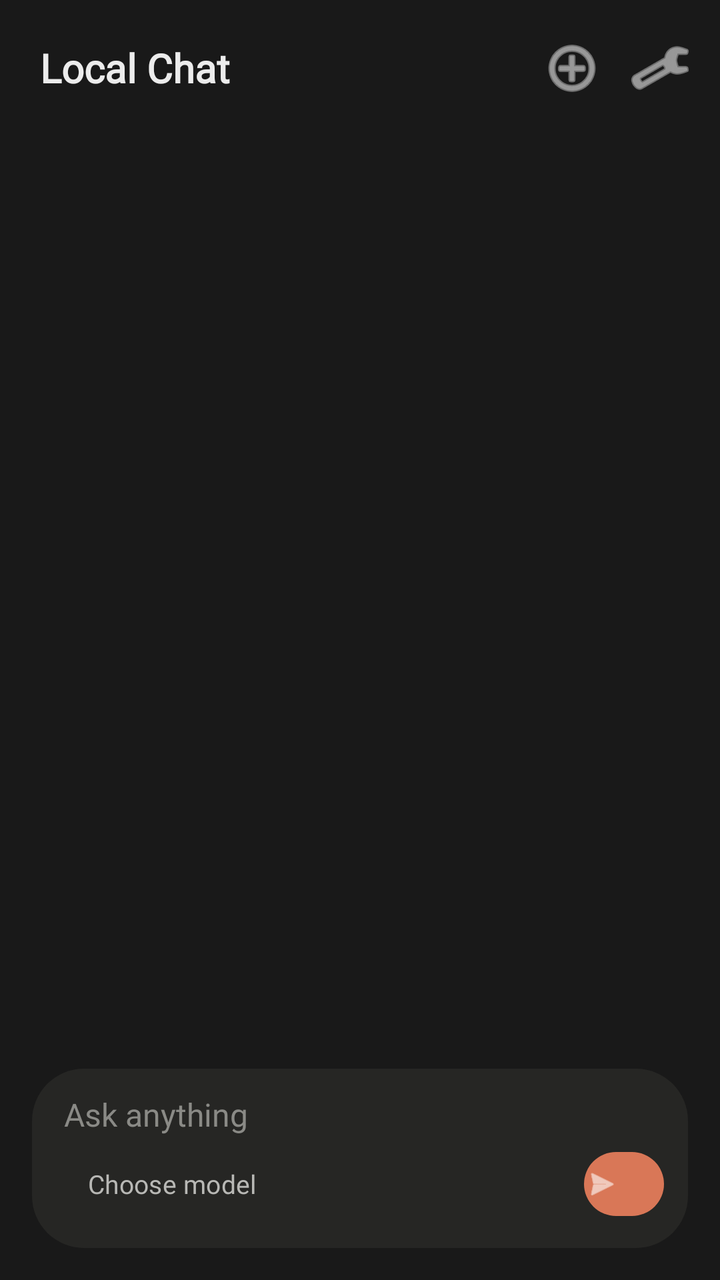
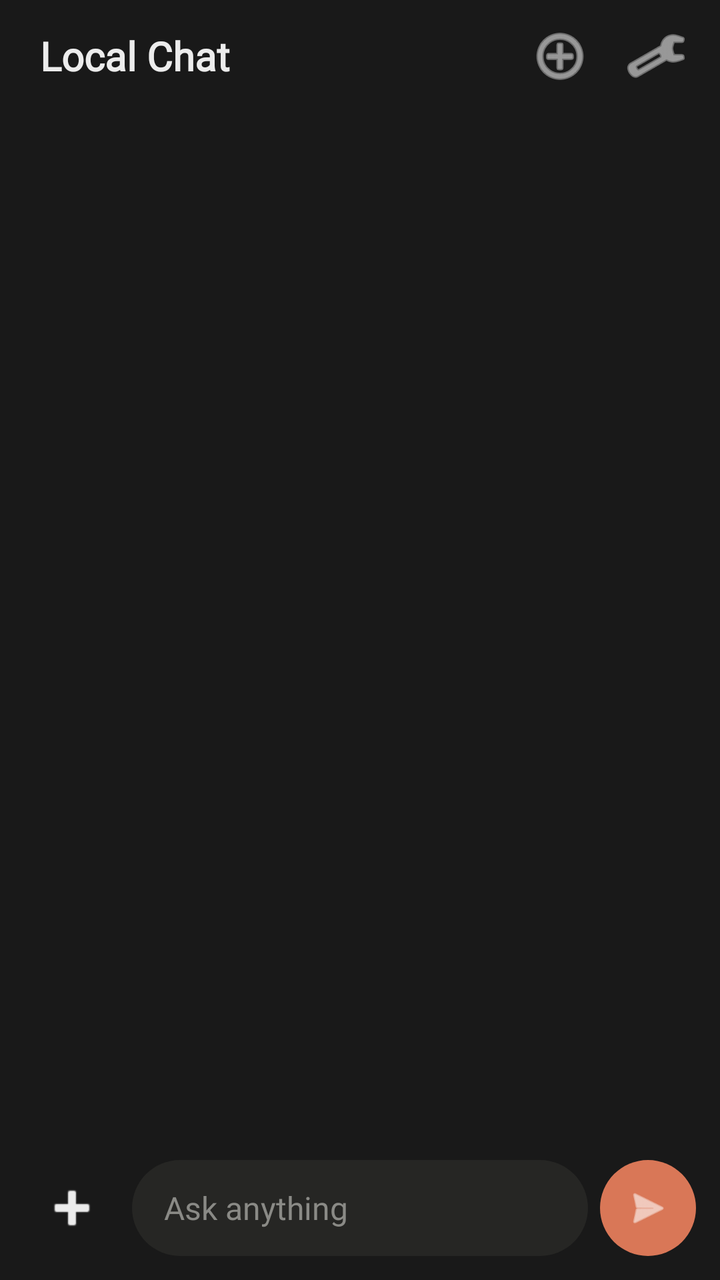

Screens rendered from an Android XML layout before and after an edit, with the pre-edit source and the edit as a unified diff.
<!-- AndroidManifest.xml: application theme Theme.LocalChat -->
<!-- res/layout/activity_main.xml -->
<?xml version="1.0" encoding="utf-8"?>
<LinearLayout xmlns:android="http://schemas.android.com/apk/res/android"
    xmlns:app="http://schemas.android.com/apk/res-auto"
    android:layout_width="match_parent"
    android:layout_height="match_parent"
    android:orientation="vertical"
    android:background="#191919">

    <LinearLayout
        android:layout_width="match_parent"
        android:layout_height="wrap_content"
        android:gravity="center_vertical"
        android:orientation="horizontal"
        android:paddingStart="20dp"
        android:paddingEnd="8dp"
        android:paddingTop="12dp"
        android:paddingBottom="8dp">

        <TextView
            android:layout_width="0dp"
            android:layout_height="wrap_content"
            android:layout_weight="1"
            android:fontFamily="@font/firasans"
            android:text="Local Chat"
            android:textColor="#ECECEC"
            android:textSize="20sp"
            android:textStyle="bold" />

        <ImageButton
            android:id="@+id/btn_new"
            android:layout_width="44dp"
            android:layout_height="44dp"
            android:background="?attr/selectableItemBackgroundBorderless"
            android:contentDescription="New chat"
            android:src="@android:drawable/ic_menu_add"
            android:tint="#ECECEC" />

        <ImageButton
            android:id="@+id/btn_settings"
            android:layout_width="44dp"
            android:layout_height="44dp"
            android:background="?attr/selectableItemBackgroundBorderless"
            android:contentDescription="Settings"
            android:src="@android:drawable/ic_menu_manage"
            android:tint="#ECECEC" />
    </LinearLayout>

    <androidx.recyclerview.widget.RecyclerView
        android:id="@+id/messages"
        android:layout_width="match_parent"
        android:layout_height="0dp"
        android:layout_weight="1"
        android:clipToPadding="false"
        android:paddingStart="16dp"
        android:paddingEnd="16dp"
        android:paddingTop="8dp"
        android:paddingBottom="8dp" />

    <LinearLayout
        android:layout_width="match_parent"
        android:layout_height="wrap_content"
        android:orientation="vertical"
        android:paddingStart="16dp"
        android:paddingEnd="16dp"
        android:paddingTop="8dp"
        android:paddingBottom="16dp">

        <LinearLayout
            android:layout_width="match_parent"
            android:layout_height="wrap_content"
            android:background="@drawable/bg_input"
            android:orientation="vertical"
            android:paddingStart="16dp"
            android:paddingEnd="12dp"
            android:paddingTop="12dp"
            android:paddingBottom="8dp">

            <EditText
                android:id="@+id/input"
                android:layout_width="match_parent"
                android:layout_height="wrap_content"
                android:background="@null"
                android:fontFamily="@font/firasans"
                android:hint="Ask anything"
                android:inputType="textMultiLine|textCapSentences"
                android:maxLines="6"
                android:textColor="#ECECEC"
                android:textColorHint="#8A8A86"
                android:textSize="16sp" />

            <LinearLayout
                android:layout_width="match_parent"
                android:layout_height="wrap_content"
                android:gravity="center_vertical"
                android:orientation="horizontal">

                <com.google.android.material.button.MaterialButton
                    android:id="@+id/model_chip"
                    style="@style/Widget.Material3.Button.TextButton"
                    android:layout_width="wrap_content"
                    android:layout_height="wrap_content"
                    android:fontFamily="@font/firasans"
                    android:text="Choose model"
                    android:textAllCaps="false"
                    android:textColor="#B8B8B5"
                    android:textSize="13sp" />

                <View
                    android:layout_width="0dp"
                    android:layout_height="0dp"
                    android:layout_weight="1" />

                <com.google.android.material.button.MaterialButton
                    android:id="@+id/send"
                    android:layout_width="40dp"
                    android:layout_height="40dp"
                    android:contentDescription="Send"
                    android:minWidth="0dp"
                    android:minHeight="0dp"
                    android:padding="0dp"
                    app:backgroundTint="#D97757"
                    app:cornerRadius="20dp"
                    app:icon="@android:drawable/ic_menu_send"
                    app:iconPadding="0dp"
                    app:iconTint="#FFFFFF" />
            </LinearLayout>
        </LinearLayout>
    </LinearLayout>
</LinearLayout>
<!-- resources referenced by this layout -->
<resources>
  <!-- drawable bg_input (drawable) -->
  <?xml version="1.0" encoding="utf-8"?>
  <shape xmlns:android="http://schemas.android.com/apk/res/android" android:shape="rectangle">
      <solid android:color="#262624" />
      <corners android:radius="26dp" />
  </shape>
  <style name="Theme.LocalChat" parent="Theme.Material3.Dark.NoActionBar">
          <item name="colorPrimary">#D97757</item>
          <item name="colorOnPrimary">#FFFFFF</item>
          <item name="colorSecondary">#D97757</item>
          <item name="colorPrimaryContainer">#2E2E2C</item>
          <item name="colorOnPrimaryContainer">#ECECEC</item>
          <item name="colorSurface">#191919</item>
          <item name="colorOnSurface">#ECECEC</item>
          <item name="colorSurfaceVariant">#262624</item>
          <item name="colorOnSurfaceVariant">#B8B8B5</item>
          <item name="colorOutline">#3A3A38</item>
          <item name="colorOutlineVariant">#33332F</item>
          <item name="android:windowBackground">#191919</item>
          <item name="android:statusBarColor">#191919</item>
          <item name="android:navigationBarColor">#191919</item>
      </style>
</resources>

<!-- the commit's change to res/layout/activity_main.xml (unified diff, before → after) -->
@@ -1,6 +1,5 @@
 <?xml version="1.0" encoding="utf-8"?>
 <LinearLayout xmlns:android="http://schemas.android.com/apk/res/android"
-    xmlns:app="http://schemas.android.com/apk/res-auto"
     android:layout_width="match_parent"
     android:layout_height="match_parent"
     android:orientation="vertical"
@@ -8,13 +7,11 @@
 
     <LinearLayout
         android:layout_width="match_parent"
-        android:layout_height="wrap_content"
+        android:layout_height="56dp"
         android:gravity="center_vertical"
         android:orientation="horizontal"
         android:paddingStart="20dp"
-        android:paddingEnd="8dp"
-        android:paddingTop="12dp"
-        android:paddingBottom="8dp">
+        android:paddingEnd="8dp">
 
         <TextView
             android:layout_width="0dp"
@@ -28,8 +25,8 @@
 
         <ImageButton
             android:id="@+id/btn_new"
-            android:layout_width="44dp"
-            android:layout_height="44dp"
+            android:layout_width="48dp"
+            android:layout_height="48dp"
             android:background="?attr/selectableItemBackgroundBorderless"
             android:contentDescription="New chat"
             android:src="@android:drawable/ic_menu_add"
@@ -37,8 +34,8 @@
 
         <ImageButton
             android:id="@+id/btn_settings"
-            android:layout_width="44dp"
-            android:layout_height="44dp"
+            android:layout_width="48dp"
+            android:layout_height="48dp"
             android:background="?attr/selectableItemBackgroundBorderless"
             android:contentDescription="Settings"
             android:src="@android:drawable/ic_menu_manage"
@@ -59,71 +56,61 @@
     <LinearLayout
         android:layout_width="match_parent"
         android:layout_height="wrap_content"
-        android:orientation="vertical"
-        android:paddingStart="16dp"
-        android:paddingEnd="16dp"
+        android:gravity="center_vertical"
+        android:orientation="horizontal"
+        android:paddingStart="12dp"
+        android:paddingEnd="12dp"
         android:paddingTop="8dp"
-        android:paddingBottom="16dp">
+        android:paddingBottom="12dp">
+
+        <ImageButton
+            android:id="@+id/btn_tools"
+            android:layout_width="48dp"
+            android:layout_height="48dp"
+            android:background="?attr/selectableItemBackgroundBorderless"
+            android:contentDescription="Add to chat"
+            android:src="@android:drawable/ic_input_add"
+            android:tint="#ECECEC" />
 
         <LinearLayout
-            android:layout_width="match_parent"
+            android:layout_width="0dp"
             android:layout_height="wrap_content"
+            android:layout_weight="1"
+            android:layout_marginStart="6dp"
+            android:layout_marginEnd="6dp"
+            android:minHeight="48dp"
             android:background="@drawable/bg_input"
-            android:orientation="vertical"
+            android:gravity="center_vertical"
+            android:orientation="horizontal"
             android:paddingStart="16dp"
-            android:paddingEnd="12dp"
-            android:paddingTop="12dp"
-            android:paddingBottom="8dp">
+            android:paddingEnd="4dp">
 
             <EditText
                 android:id="@+id/input"
-                android:layout_width="match_parent"
+                android:layout_width="0dp"
                 android:layout_height="wrap_content"
+                android:layout_weight="1"
                 android:background="@null"
                 android:fontFamily="@font/firasans"
                 android:hint="Ask anything"
                 android:inputType="textMultiLine|textCapSentences"
                 android:maxLines="6"
+                android:paddingTop="12dp"
+                android:paddingBottom="12dp"
                 android:textColor="#ECECEC"
                 android:textColorHint="#8A8A86"
                 android:textSize="16sp" />
+        </LinearLayout>
 
-            <LinearLayout
-                android:layout_width="match_parent"
-                android:layout_height="wrap_content"
-                android:gravity="center_vertical"
-                android:orientation="horizontal">
-
-                <com.google.android.material.button.MaterialButton
-                    android:id="@+id/model_chip"
-                    style="@style/Widget.Material3.Button.TextButton"
-                    android:layout_width="wrap_content"
-                    android:layout_height="wrap_content"
-                    android:fontFamily="@font/firasans"
-                    android:text="Choose model"
-                    android:textAllCaps="false"
-                    android:textColor="#B8B8B5"
-                    android:textSize="13sp" />
-
-                <View
-                    android:layout_width="0dp"
-                    android:layout_height="0dp"
-                    android:layout_weight="1" />
-
-                <com.google.android.material.button.MaterialButton
-                    android:id="@+id/send"
-                    android:layout_width="40dp"
-                    android:layout_height="40dp"
-                    android:contentDescription="Send"
-                    android:minWidth="0dp"
-                    android:minHeight="0dp"
-                    android:padding="0dp"
-                    app:backgroundTint="#D97757"
-                    app:cornerRadius="20dp"
-                    app:icon="@android:drawable/ic_menu_send"
-                    app:iconPadding="0dp"
-                    app:iconTint="#FFFFFF" />
-            </LinearLayout>
-        </LinearLayout>
+        <ImageButton
+            android:id="@+id/send"
+            android:layout_width="48dp"
+            android:layout_height="48dp"
+            android:background="@drawable/bg_send"
+            android:contentDescription="Send"
+            android:padding="12dp"
+            android:scaleType="centerInside"
+            android:src="@android:drawable/ic_menu_send"
+            android:tint="#FFFFFF" />
     </LinearLayout>
 </LinearLayout>
<!-- resource entries referenced after the edit -->
@@ -5,6 +5,11 @@
   <shape xmlns:android="http://schemas.android.com/apk/res/android" android:shape="rectangle">
       <solid android:color="#262624" />
       <corners android:radius="26dp" />
+  </shape>
+  <!-- drawable bg_send (drawable) -->
+  <?xml version="1.0" encoding="utf-8"?>
+  <shape xmlns:android="http://schemas.android.com/apk/res/android" android:shape="oval">
+      <solid android:color="#D97757" />
   </shape>
   <style name="Theme.LocalChat" parent="Theme.Material3.Dark.NoActionBar">
           <item name="colorPrimary">#D97757</item>
